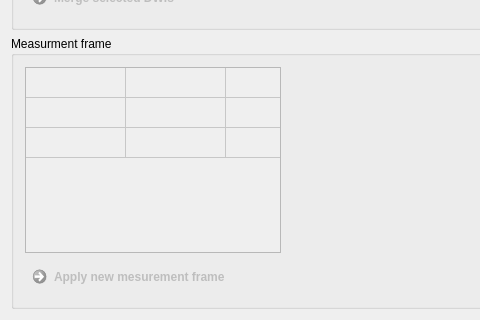
Old version of the form Plugins/org.mitk.gui.qt.diffusionimaging/src/internal/QmitkPreprocessingViewControls.ui in the repository MITK/MITK; both pictures show x 0 to 480 and y 793 to 1113 of the 892 by 1113 pixel window.
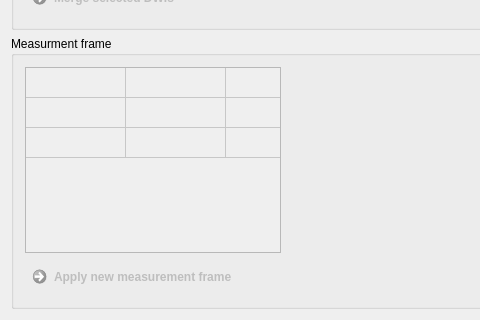
New version of the form.

Commit message: typo correction in UI file of PreprocessingViewControls

```diff
--- a/Plugins/org.mitk.gui.qt.diffusionimaging/src/internal/QmitkPreprocessingViewControls.ui
+++ b/Plugins/org.mitk.gui.qt.diffusionimaging/src/internal/QmitkPreprocessingViewControls.ui
@@ -7,7 +7,7 @@
     <x>0</x>
     <y>0</y>
     <width>892</width>
-    <height>1079</height>
+    <height>1080</height>
    </rect>
   </property>
   <property name="minimumSize">
@@ -521,7 +521,7 @@
          <string notr="true"/>
         </property>
         <property name="text">
-         <string>Apply new mesurement frame</string>
+         <string>Apply new measurement frame</string>
         </property>
        </widget>
       </item>
```
Left out of the diff: 22 changed lines with no effect on the pictures.
